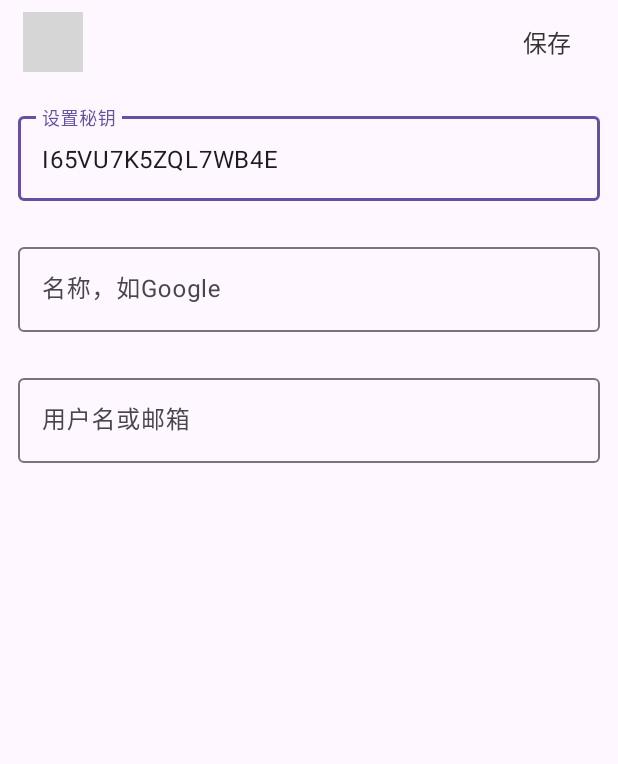
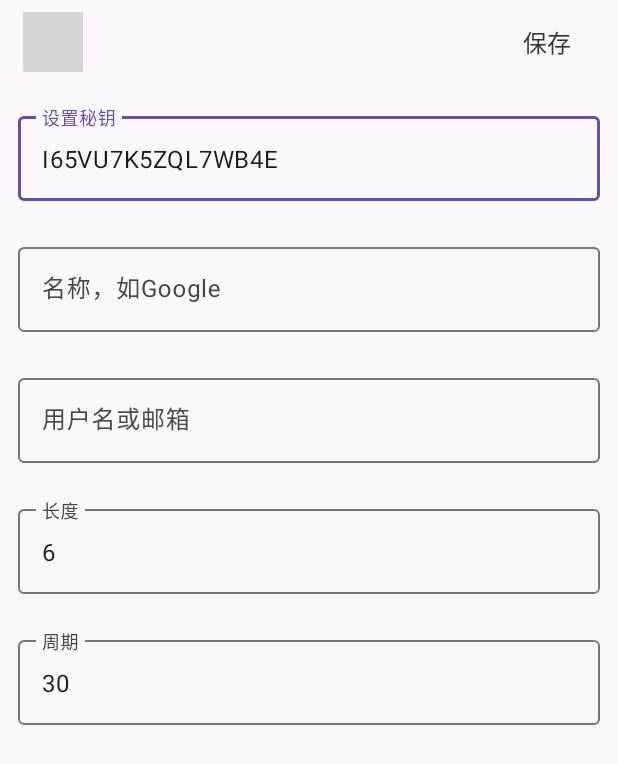
Before and after one commit to opoojkk/2step, an Android app: the InputManualActivity screen opened directly, with no data from a screen before it, on a phone screen of 412 x 824 dp. Shown: the top 764 px of the screen. Run offline under Robolectric (Android 15) with nearby library versions, the phone set to English and light mode, and no system bars; libraries missing offline, so code that uses them is left out: com.tencent.mmkv; grey boxes are pictures that could not be loaded.

Commit message:
feat: add totp params: digits and period

```diff
--- a/app/src/main/res/layout/activity_input_manual.xml
+++ b/app/src/main/res/layout/activity_input_manual.xml
@@ -97,4 +97,40 @@
             android:layout_height="wrap_content" />
     </com.google.android.material.textfield.TextInputLayout>
 
+
+    <com.google.android.material.textfield.TextInputLayout
+        android:id="@+id/digits_input"
+        android:layout_width="0dp"
+        android:layout_height="wrap_content"
+        android:layout_marginTop="25dp"
+        android:hint="@string/hint_totp_digits_input"
+        app:layout_constraintEnd_toEndOf="@+id/account_input"
+        app:layout_constraintHorizontal_bias="0"
+        app:layout_constraintStart_toStartOf="@+id/account_input"
+        app:layout_constraintTop_toBottomOf="@+id/account_input">
+
+        <com.google.android.material.textfield.TextInputEditText
+            android:id="@+id/digits_input_edit"
+            android:text="@string/label_totp_digits_default"
+            android:layout_width="match_parent"
+            android:layout_height="wrap_content" />
+    </com.google.android.material.textfield.TextInputLayout>
+
+    <com.google.android.material.textfield.TextInputLayout
+        android:id="@+id/period_input"
+        android:layout_width="0dp"
+        android:layout_height="wrap_content"
+        android:layout_marginTop="25dp"
+        android:hint="@string/hint_totp_period_input"
+        app:layout_constraintEnd_toEndOf="@+id/digits_input"
+        app:layout_constraintHorizontal_bias="0"
+        app:layout_constraintStart_toStartOf="@+id/digits_input"
+        app:layout_constraintTop_toBottomOf="@+id/digits_input">
+
+        <com.google.android.material.textfield.TextInputEditText
+            android:id="@+id/period_input_edit"
+            android:text="@string/label_totp_period_default"
+            android:layout_width="match_parent"
+            android:layout_height="wrap_content" />
+    </com.google.android.material.textfield.TextInputLayout>
 </androidx.constraintlayout.widget.ConstraintLayout>
--- a/app/src/main/res/values/strings.xml
+++ b/app/src/main/res/values/strings.xml
@@ -30,12 +30,16 @@
     <string name="error_totp_input_account">请输入两步验证账号名称</string>
     <string name="error_totp_input_secret">请输入两步验证账号秘钥</string>
     <string name="toast_totp_check_secret">请输入两步验证账号秘钥</string>
+    <string name="error_totp_check_digits">请输入两步验证数字长度</string>
+    <string name="error_totp_check_period">请输入两步验证周期</string>
     <string name="snackbar_totp_copy">复制成功</string>
     <string name="toast_settings_save_success">保存成功</string>
     <string name="toast_scan_check_camera">请检查您的设备是否支持相机模块且授予了权限</string>
     <string name="label_search_bar_options">选项</string>
     <string name="title_bottom_nav_menu_home">主页</string>
     <string name="title_bottom_nav_menu_profile">我的</string>
-    <!-- TODO: Remove or change this placeholder text -->
-    <string name="hello_blank_fragment">Hello blank fragment</string>
+    <string name="hint_totp_digits_input">长度</string>
+    <string name="hint_totp_period_input">周期</string>
+    <string name="label_totp_digits_default" translatable="false">6</string>
+    <string name="label_totp_period_default" translatable="false">30</string>
 </resources>
```
Also changed, not shown: app/src/main/java/org/getbuddies/a2step/db/totp/entity/Totp.kt (+7 -1 lines), app/src/main/java/org/getbuddies/a2step/ui/totp/InputManualActivity.kt (+12 -2 lines), 2 other files.
